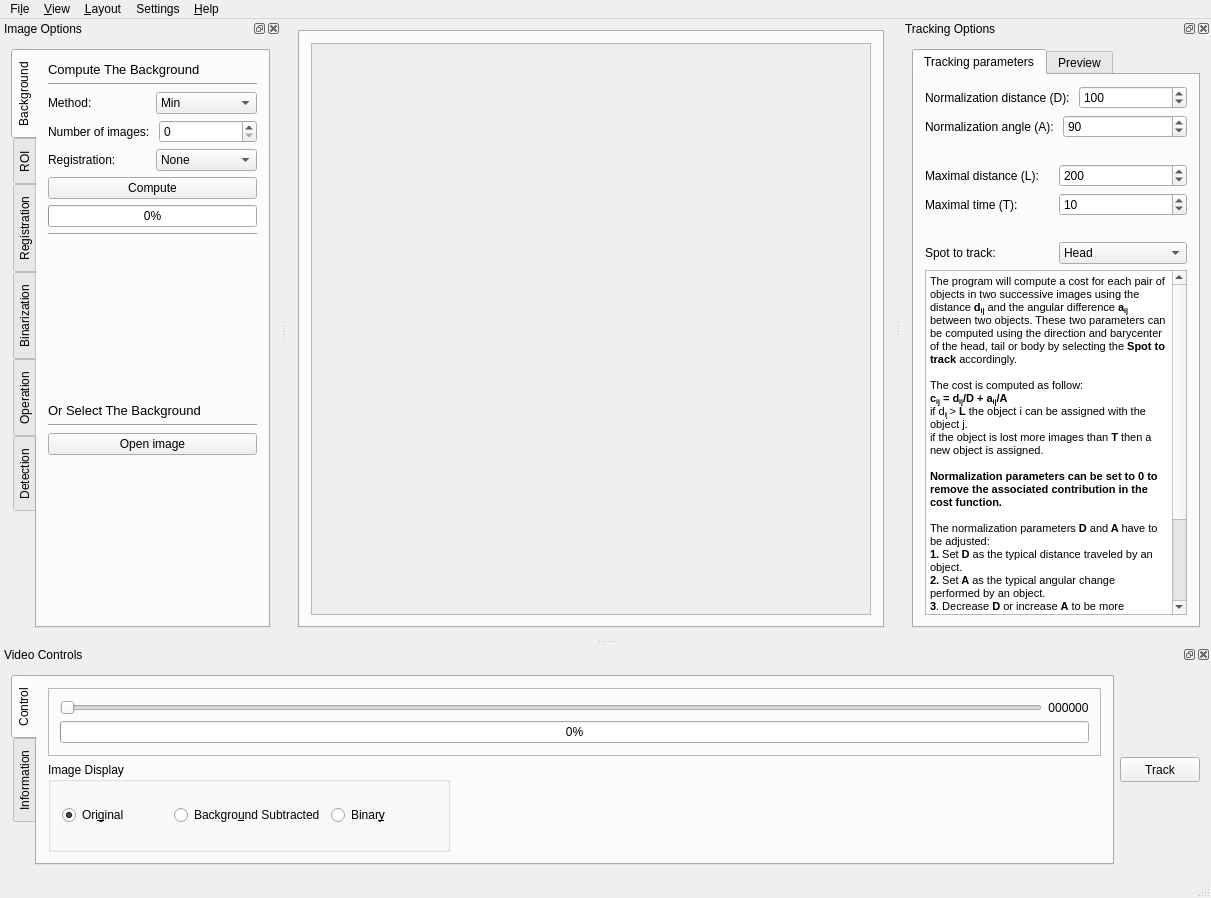
This is src/interactive.ui in FastTrackOrg/FastTrack as Qt 5 draws it before an edit. The edited form follows.
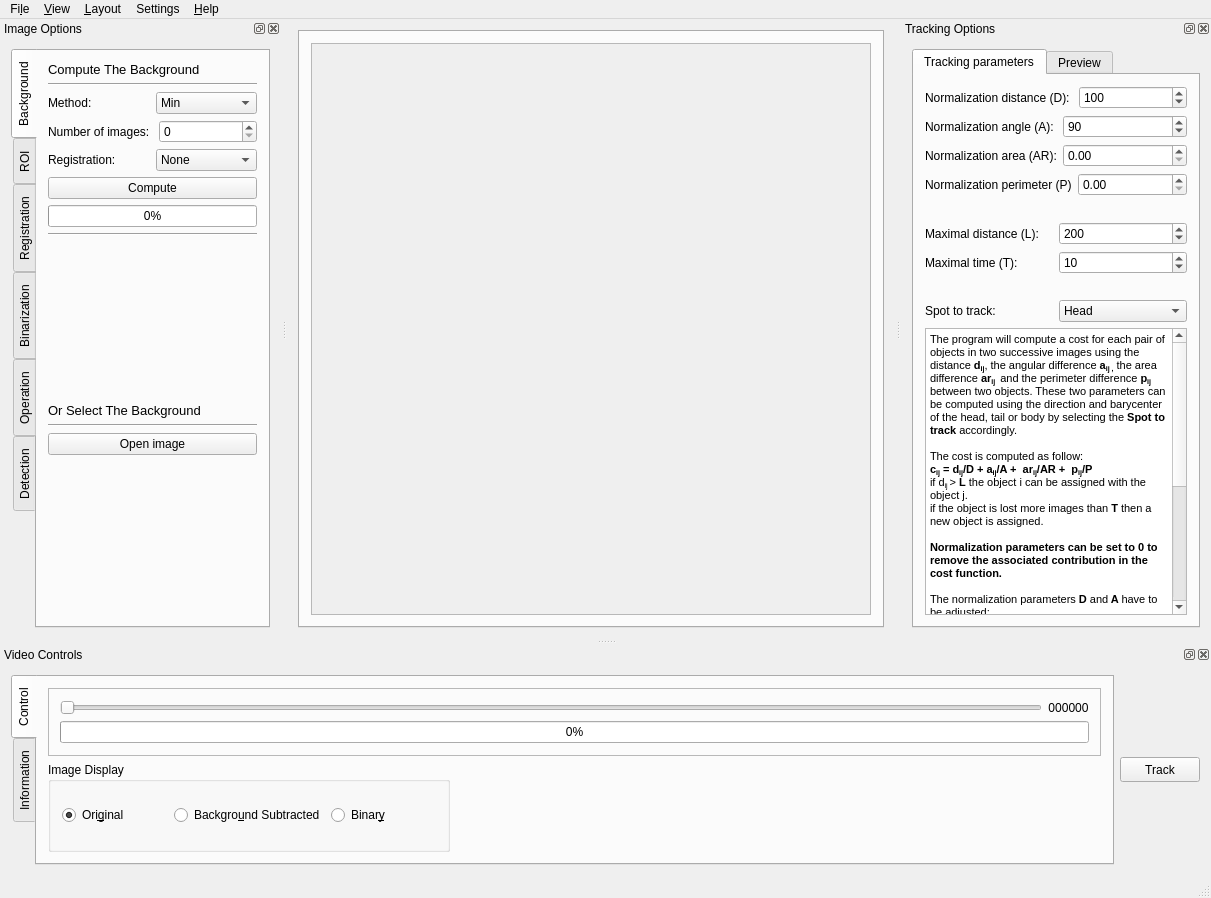
This is the edited form.

Commit message: [feat] interactive: add area and perimeter to the cost function

```diff
--- a/src/interactive.ui
+++ b/src/interactive.ui
@@ -89,7 +89,7 @@
    <property name="minimumSize">
     <size>
      <width>310</width>
-     <height>399</height>
+     <height>439</height>
     </size>
    </property>
    <property name="features">
@@ -106,7 +106,7 @@
    </attribute>
    <widget class="QWidget" name="options">
     <layout class="QGridLayout" name="gridLayout_8">
-     <item row="0" column="0">
+     <item row="0" column="1">
       <widget class="QTabWidget" name="trackingTab">
        <property name="currentIndex">
         <number>0</number>
@@ -165,19 +165,47 @@
           </layout>
          </item>
          <item row="2" column="0">
-          <spacer name="horizontalSpacer">
-           <property name="orientation">
-            <enum>Qt::Horizontal</enum>
-           </property>
-           <property name="sizeHint" stdset="0">
-            <size>
-             <width>40</width>
-             <height>20</height>
-            </size>
-           </property>
-          </spacer>
+          <layout class="QHBoxLayout" name="horizontalLayout_21">
+           <item>
+            <widget class="QLabel" name="label_19">
+             <property name="text">
+              <string>Normalization area (AR):</string>
+             </property>
+            </widget>
+           </item>
+           <item>
+            <widget class="QDoubleSpinBox" name="normArea"/>
+           </item>
+          </layout>
          </item>
          <item row="3" column="0">
+          <layout class="QHBoxLayout" name="horizontalLayout_22">
+           <item>
+            <widget class="QLabel" name="label_28">
+             <property name="text">
+              <string>Normalization perimeter (P)</string>
+             </property>
+            </widget>
+           </item>
+           <item>
+            <widget class="QDoubleSpinBox" name="normPerim"/>
+           </item>
+          </layout>
+         </item>
+         <item row="4" column="0">
+          <spacer name="horizontalSpacer">
+           <property name="orientation">
+            <enum>Qt::Horizontal</enum>
+           </property>
+           <property name="sizeHint" stdset="0">
+            <size>
+             <width>40</width>
+             <height>20</height>
+            </size>
+           </property>
+          </spacer>
+         </item>
+         <item row="5" column="0">
           <layout class="QHBoxLayout" name="horizontalLayout_13">
            <item>
             <widget class="QLabel" name="label_15">
@@ -198,7 +226,7 @@
            </item>
           </layout>
          </item>
-         <item row="4" column="0">
+         <item row="6" column="0">
           <layout class="QHBoxLayout" name="horizontalLayout_14">
            <item>
             <widget class="QLabel" name="label_16">
@@ -222,7 +250,7 @@
            </item>
           </layout>
          </item>
-         <item row="5" column="0">
+         <item row="7" column="0">
           <spacer name="horizontalSpacer_2">
            <property name="orientation">
             <enum>Qt::Horizontal</enum>
@@ -235,7 +263,7 @@
            </property>
           </spacer>
          </item>
-         <item row="6" column="0">
+         <item row="8" column="0">
           <layout class="QHBoxLayout" name="horizontalLayout_15">
            <item>
             <widget class="QLabel" name="label_17">
@@ -268,17 +296,17 @@
          <item row="7" column="0">
           <layout class="QHBoxLayout" name="horizontalLayout_17"/>
          </item>
-         <item row="8" column="0">
+         <item row="10" column="0">
           <widget class="QTextBrowser" name="textBrowser">
            <property name="html">
             <string>&lt;!DOCTYPE HTML PUBLIC &quot;-//W3C//DTD HTML 4.0//EN&quot; &quot;http://www.w3.org/TR/REC-html40/strict.dtd&quot;&gt;
 &lt;html&gt;&lt;head&gt;&lt;meta name=&quot;qrichtext&quot; content=&quot;1&quot; /&gt;&lt;style type=&quot;text/css&quot;&gt;
 p, li { white-space: pre-wrap; }
 &lt;/style&gt;&lt;/head&gt;&lt;body style=&quot; font-family:'Sans Serif'; font-size:9pt; font-weight:400; font-style:normal;&quot;&gt;
-&lt;p style=&quot; margin-top:0px; margin-bottom:0px; margin-left:0px; margin-right:0px; -qt-block-indent:0; text-indent:0px;&quot;&gt;&lt;span style=&quot; font-size:8pt;&quot;&gt;The program will compute a cost for each pair of objects in two successive images using the distance &lt;/span&gt;&lt;span style=&quot; font-size:8pt; font-weight:600;&quot;&gt;d&lt;/span&gt;&lt;span style=&quot; font-size:8pt; font-weight:600; vertical-align:sub;&quot;&gt;ij&lt;/span&gt;&lt;span style=&quot; font-size:8pt;&quot;&gt; and the angular difference &lt;/span&gt;&lt;span style=&quot; font-size:8pt; font-weight:600;&quot;&gt;a&lt;/span&gt;&lt;span style=&quot; font-size:8pt; font-weight:600; vertical-align:sub;&quot;&gt;ij&lt;/span&gt;&lt;span style=&quot; font-size:8pt;&quot;&gt; between two objects. These two parameters can be computed using the direction and barycenter of the head, tail or body by selecting the&lt;/span&gt;&lt;span style=&quot; font-size:8pt; font-weight:600;&quot;&gt; Spot to track &lt;/span&gt;&lt;span style=&quot; font-size:8pt;&quot;&gt;accordingly.&lt;/span&gt;&lt;/p&gt;
+&lt;p style=&quot; margin-top:0px; margin-bottom:0px; margin-left:0px; margin-right:0px; -qt-block-indent:0; text-indent:0px;&quot;&gt;&lt;span style=&quot; font-size:8pt;&quot;&gt;The program will compute a cost for each pair of objects in two successive images using the distance &lt;/span&gt;&lt;span style=&quot; font-size:8pt; font-weight:600;&quot;&gt;d&lt;/span&gt;&lt;span style=&quot; font-size:8pt; font-weight:600; vertical-align:sub;&quot;&gt;ij&lt;/span&gt;&lt;span style=&quot; font-size:8pt;&quot;&gt;, the angular difference &lt;/span&gt;&lt;span style=&quot; font-size:8pt; font-weight:600;&quot;&gt;a&lt;/span&gt;&lt;span style=&quot; font-size:8pt; font-weight:600; vertical-align:sub;&quot;&gt;ij ,&lt;/span&gt;&lt;span style=&quot; font-size:8pt;&quot;&gt; the area difference &lt;/span&gt;&lt;span style=&quot; font-size:8pt; font-weight:600;&quot;&gt;ar&lt;/span&gt;&lt;span style=&quot; font-size:8pt; font-weight:600; vertical-align:sub;&quot;&gt;ij &lt;/span&gt;&lt;span style=&quot; font-size:8pt;&quot;&gt; and the perimeter difference &lt;/span&gt;&lt;span style=&quot; font-size:8pt; font-weight:600;&quot;&gt;p&lt;/span&gt;&lt;span style=&quot; font-size:8pt; font-weight:600; vertical-align:sub;&quot;&gt;ij&lt;/span&gt;&lt;span style=&quot; font-size:8pt;&quot;&gt; between two objects. These two parameters can be computed using the direction and barycenter of the head, tail or body by selecting the&lt;/span&gt;&lt;span style=&quot; font-size:8pt; font-weight:600;&quot;&gt; Spot to track &lt;/span&gt;&lt;span style=&quot; font-size:8pt;&quot;&gt;accordingly.&lt;/span&gt;&lt;/p&gt;
 &lt;p style=&quot;-qt-paragraph-type:empty; margin-top:0px; margin-bottom:0px; margin-left:0px; margin-right:0px; -qt-block-indent:0; text-indent:0px; font-size:8pt;&quot;&gt;&lt;br /&gt;&lt;/p&gt;
 &lt;p style=&quot; margin-top:0px; margin-bottom:0px; margin-left:0px; margin-right:0px; -qt-block-indent:0; text-indent:0px;&quot;&gt;&lt;span style=&quot; font-size:8pt;&quot;&gt;The cost is computed as follow:&lt;/span&gt;&lt;/p&gt;
-&lt;p style=&quot; margin-top:0px; margin-bottom:0px; margin-left:0px; margin-right:0px; -qt-block-indent:0; text-indent:0px;&quot;&gt;&lt;span style=&quot; font-size:8pt; font-weight:600;&quot;&gt;c&lt;/span&gt;&lt;span style=&quot; font-size:8pt; font-weight:600; vertical-align:sub;&quot;&gt;ij&lt;/span&gt;&lt;span style=&quot; font-size:8pt; font-weight:600;&quot;&gt; = d&lt;/span&gt;&lt;span style=&quot; font-size:8pt; font-weight:600; vertical-align:sub;&quot;&gt;ij&lt;/span&gt;&lt;span style=&quot; font-size:8pt; font-weight:600;&quot;&gt;/D + a&lt;/span&gt;&lt;span style=&quot; font-size:8pt; font-weight:600; vertical-align:sub;&quot;&gt;ij&lt;/span&gt;&lt;span style=&quot; font-size:8pt; font-weight:600;&quot;&gt;/A&lt;/span&gt;&lt;/p&gt;
+&lt;p style=&quot; margin-top:0px; margin-bottom:0px; margin-left:0px; margin-right:0px; -qt-block-indent:0; text-indent:0px;&quot;&gt;&lt;span style=&quot; font-size:8pt; font-weight:600;&quot;&gt;c&lt;/span&gt;&lt;span style=&quot; font-size:8pt; font-weight:600; vertical-align:sub;&quot;&gt;ij&lt;/span&gt;&lt;span style=&quot; font-size:8pt; font-weight:600;&quot;&gt; = d&lt;/span&gt;&lt;span style=&quot; font-size:8pt; font-weight:600; vertical-align:sub;&quot;&gt;ij&lt;/span&gt;&lt;span style=&quot; font-size:8pt; font-weight:600;&quot;&gt;/D + a&lt;/span&gt;&lt;span style=&quot; font-size:8pt; font-weight:600; vertical-align:sub;&quot;&gt;ij&lt;/span&gt;&lt;span style=&quot; font-size:8pt; font-weight:600;&quot;&gt;/A +  ar&lt;/span&gt;&lt;span style=&quot; font-size:8pt; font-weight:600; vertical-align:sub;&quot;&gt;ij&lt;/span&gt;&lt;span style=&quot; font-size:8pt; font-weight:600;&quot;&gt;/AR +  p&lt;/span&gt;&lt;span style=&quot; font-size:8pt; font-weight:600; vertical-align:sub;&quot;&gt;ij&lt;/span&gt;&lt;span style=&quot; font-size:8pt; font-weight:600;&quot;&gt;/P&lt;/span&gt;&lt;/p&gt;
 &lt;p style=&quot; margin-top:0px; margin-bottom:0px; margin-left:0px; margin-right:0px; -qt-block-indent:0; text-indent:0px;&quot;&gt;&lt;span style=&quot; font-size:8pt;&quot;&gt;if d&lt;/span&gt;&lt;span style=&quot; font-size:8pt; vertical-align:sub;&quot;&gt;ij &lt;/span&gt;&lt;span style=&quot; font-size:8pt;&quot;&gt;&amp;gt; &lt;/span&gt;&lt;span style=&quot; font-size:8pt; font-weight:600;&quot;&gt;L&lt;/span&gt;&lt;span style=&quot; font-size:8pt;&quot;&gt; the object i can be assigned with the object j.&lt;/span&gt;&lt;/p&gt;
 &lt;p style=&quot; margin-top:0px; margin-bottom:0px; margin-left:0px; margin-right:0px; -qt-block-indent:0; text-indent:0px;&quot;&gt;&lt;span style=&quot; font-size:8pt;&quot;&gt;if the object is lost more images than &lt;/span&gt;&lt;span style=&quot; font-size:8pt; font-weight:600;&quot;&gt;T&lt;/span&gt;&lt;span style=&quot; font-size:8pt;&quot;&gt; then a new object is assigned.&lt;/span&gt;&lt;/p&gt;
 &lt;p style=&quot;-qt-paragraph-type:empty; margin-top:0px; margin-bottom:0px; margin-left:0px; margin-right:0px; -qt-block-indent:0; text-indent:0px; font-size:8pt;&quot;&gt;&lt;br /&gt;&lt;/p&gt;
@@ -287,7 +315,8 @@
 &lt;p style=&quot; margin-top:0px; margin-bottom:0px; margin-left:0px; margin-right:0px; -qt-block-indent:0; text-indent:0px;&quot;&gt;&lt;span style=&quot; font-size:8pt;&quot;&gt;The normalization parameters &lt;/span&gt;&lt;span style=&quot; font-size:8pt; font-weight:600;&quot;&gt;D &lt;/span&gt;&lt;span style=&quot; font-size:8pt;&quot;&gt;and&lt;/span&gt;&lt;span style=&quot; font-size:8pt; font-weight:600;&quot;&gt; A &lt;/span&gt;&lt;span style=&quot; font-size:8pt;&quot;&gt;have to be adjusted:&lt;/span&gt;&lt;/p&gt;
 &lt;p style=&quot; margin-top:0px; margin-bottom:0px; margin-left:0px; margin-right:0px; -qt-block-indent:0; text-indent:0px;&quot;&gt;&lt;span style=&quot; font-size:8pt; font-weight:600;&quot;&gt;1. &lt;/span&gt;&lt;span style=&quot; font-size:8pt;&quot;&gt;Set&lt;/span&gt;&lt;span style=&quot; font-size:8pt; font-weight:600;&quot;&gt; D &lt;/span&gt;&lt;span style=&quot; font-size:8pt;&quot;&gt;as the typical distance traveled by an object.&lt;/span&gt;&lt;/p&gt;
 &lt;p style=&quot; margin-top:0px; margin-bottom:0px; margin-left:0px; margin-right:0px; -qt-block-indent:0; text-indent:0px;&quot;&gt;&lt;span style=&quot; font-size:8pt; font-weight:600;&quot;&gt;2. &lt;/span&gt;&lt;span style=&quot; font-size:8pt;&quot;&gt;Set&lt;/span&gt;&lt;span style=&quot; font-size:8pt; font-weight:600;&quot;&gt; A&lt;/span&gt;&lt;span style=&quot; font-size:8pt;&quot;&gt; as the typical angular change performed by an object. &lt;/span&gt;&lt;/p&gt;
-&lt;p style=&quot; margin-top:0px; margin-bottom:0px; margin-left:0px; margin-right:0px; -qt-block-indent:0; text-indent:0px;&quot;&gt;&lt;span style=&quot; font-size:8pt; font-weight:600;&quot;&gt;3&lt;/span&gt;&lt;span style=&quot; font-size:8pt;&quot;&gt;. Decrease &lt;/span&gt;&lt;span style=&quot; font-size:8pt; font-weight:600;&quot;&gt;D&lt;/span&gt;&lt;span style=&quot; font-size:8pt;&quot;&gt; or increase &lt;/span&gt;&lt;span style=&quot; font-size:8pt; font-weight:600;&quot;&gt;A&lt;/span&gt;&lt;span style=&quot; font-size:8pt;&quot;&gt; to be more sensitive to the traveled distance. Increase &lt;/span&gt;&lt;span style=&quot; font-size:8pt; font-weight:600;&quot;&gt;D&lt;/span&gt;&lt;span style=&quot; font-size:8pt;&quot;&gt; or decrease &lt;/span&gt;&lt;span style=&quot; font-size:8pt; font-weight:600;&quot;&gt;A&lt;/span&gt;&lt;span style=&quot; font-size:8pt;&quot;&gt; to be more sensitive to the angular change.&lt;/span&gt;&lt;/p&gt;
+&lt;p style=&quot; margin-top:0px; margin-bottom:0px; margin-left:0px; margin-right:0px; -qt-block-indent:0; text-indent:0px;&quot;&gt;&lt;span style=&quot; font-size:8pt; font-weight:600;&quot;&gt;2. &lt;/span&gt;&lt;span style=&quot; font-size:8pt;&quot;&gt;Set&lt;/span&gt;&lt;span style=&quot; font-size:8pt; font-weight:600;&quot;&gt; A&lt;/span&gt;&lt;span style=&quot; font-size:8pt;&quot;&gt; as the typical angular change performed by an object. &lt;/span&gt;&lt;/p&gt;
+&lt;p style=&quot; margin-top:0px; margin-bottom:0px; margin-left:0px; margin-right:0px; -qt-block-indent:0; text-indent:0px;&quot;&gt;&lt;span style=&quot; font-size:8pt; font-weight:600;&quot;&gt;3&lt;/span&gt;&lt;span style=&quot; font-size:8pt;&quot;&gt;. Decrease &lt;/span&gt;&lt;span style=&quot; font-size:8pt; font-weight:600;&quot;&gt;D&lt;/span&gt;&lt;span style=&quot; font-size:8pt;&quot;&gt; or increase &lt;/span&gt;&lt;span style=&quot; font-size:8pt; font-weight:600;&quot;&gt;A&lt;/span&gt;&lt;span style=&quot; font-size:8pt;&quot;&gt; to be more sensitive to the traveled distance. Increase &lt;/span&gt;&lt;span style=&quot; font-size:8pt; font-weight:600;&quot;&gt;D&lt;/span&gt;&lt;span style=&quot; font-size:8pt;&quot;&gt; or decrease &lt;/span&gt;&lt;span style=&quot; font-size:8pt; font-weight:600;&quot;&gt;A&lt;/span&gt;&lt;span style=&quot; font-size:8pt;&quot;&gt; to be more sensitive to the angular change. Fine tune &lt;/span&gt;&lt;span style=&quot; font-size:8pt; font-weight:600;&quot;&gt;AR&lt;/span&gt;&lt;span style=&quot; font-size:8pt;&quot;&gt; and &lt;/span&gt;&lt;span style=&quot; font-size:8pt; font-weight:600;&quot;&gt;P &lt;/span&gt;&lt;span style=&quot; font-size:8pt;&quot;&gt;to enhanced the accuracy.&lt;/span&gt;&lt;/p&gt;
 &lt;p style=&quot;-qt-paragraph-type:empty; margin-top:0px; margin-bottom:0px; margin-left:0px; margin-right:0px; -qt-block-indent:0; text-indent:0px; font-size:8pt;&quot;&gt;&lt;br /&gt;&lt;/p&gt;
 &lt;p style=&quot; margin-top:0px; margin-bottom:0px; margin-left:0px; margin-right:0px; -qt-block-indent:0; text-indent:0px;&quot;&gt;&lt;span style=&quot; font-size:8pt;&quot;&gt;The best assignment is found by using the Hungarian algorithm.&lt;/span&gt;&lt;/p&gt;
 &lt;p style=&quot;-qt-paragraph-type:empty; margin-top:0px; margin-bottom:0px; margin-left:0px; margin-right:0px; -qt-block-indent:0; text-indent:0px; font-size:11pt; font-weight:600;&quot;&gt;&lt;br /&gt;&lt;/p&gt;
```
Left out of the diff: 2 changed lines with no effect on the pictures. The commit also changes 1 other file.
